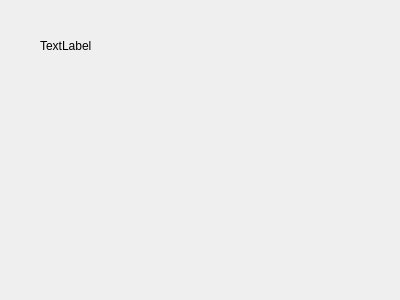
First picture: the form in uimain/OpenGLForm.ui, repository leizhiqt/IndControl, before the edit.
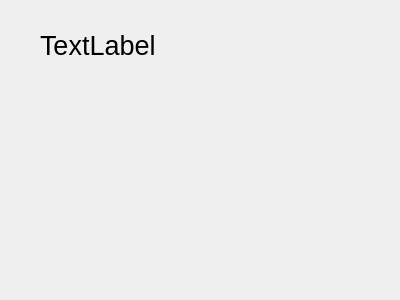
Second picture: the form after the edit.

```diff
--- a/uimain/OpenGLForm.ui
+++ b/uimain/OpenGLForm.ui
@@ -22,6 +22,11 @@
      <height>31</height>
     </rect>
    </property>
+   <property name="font">
+    <font>
+     <pointsize>20</pointsize>
+    </font>
+   </property>
    <property name="text">
     <string>TextLabel</string>
    </property>
```
